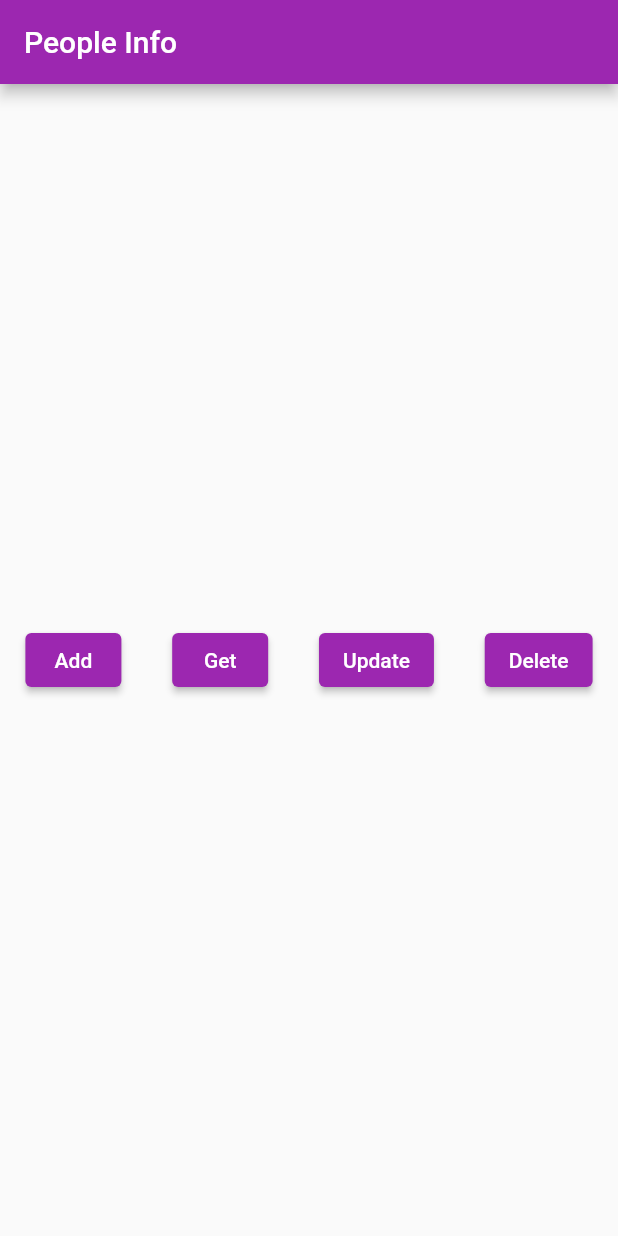
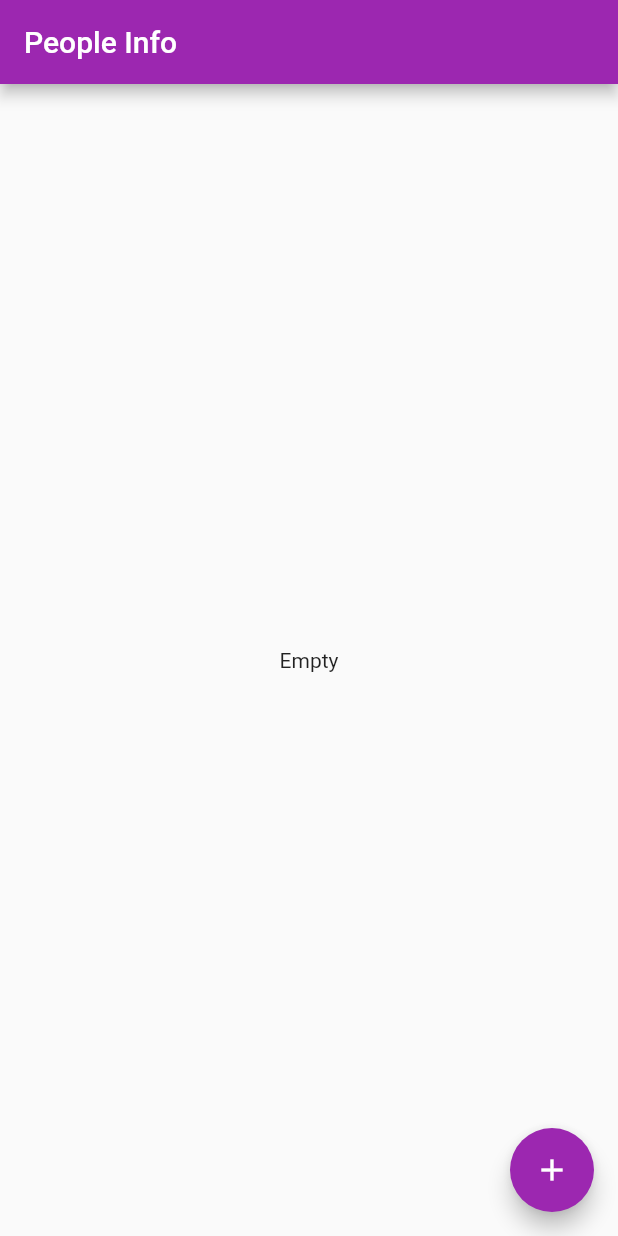
Before and after one commit to sbis04/hive_demo, a Flutter app: the screen it shows after launch, on a phone screen of 412 x 824 dp. Run offline on Flutter 3.47's test engine with Material 2 defaults, Android fonts, the phone set to English and light mode, and no system bars; our stand-ins replace hive, hive_flutter; accounts and stored records are empty.

Commit message:
Info screen

```diff
--- a/lib/screens/info_screen.dart
+++ b/lib/screens/info_screen.dart
@@ -1,5 +1,8 @@
 import 'package:flutter/material.dart';
 import 'package:hive/hive.dart';
+import 'package:hive_demo/screens/update_screen.dart';
+import 'package:hive_flutter/hive_flutter.dart';
+import 'package:hive_demo/screens/add_screen.dart';
 
 class InfoScreen extends StatefulWidget {
   @override
@@ -7,54 +10,36 @@ class InfoScreen extends StatefulWidget {
 }
 
 class _InfoScreenState extends State<InfoScreen> {
-  late final Box box;
+  late final Box contactBox;
 
-  // Add info to people box
-  _addInfo() async {
-    // Storing key-value pair
-    box.put('name', 'John');
-    box.put('country', 'Italy');
+  // // Get info from people box
+  // _getInfo() {
+  //   var name = box.get('name');
+  //   var country = box.get('country');
 
-    print('Info added to box!');
-  }
-
-  // Get info from people box
-  _getInfo() {
-    var name = box.get('name');
-    var country = box.get('country');
-
-    print('Info retrieved from box: $name ($country)');
-  }
-
-  // Update info of people box
-  _updateInfo() {
-    box.put('name', 'Mike');
-    box.put('country', 'United States');
-
-    print('Info updated in box!');
-  }
+  //   print('Info retrieved from box: $name ($country)');
+  // }
 
   // Delete info from people box
-  _deleteInfo() {
-    box.delete('name');
-    box.delete('country');
+  _deleteInfo(int index) {
+    contactBox.deleteAt(index);
 
-    print('Info deleted from box!');
+    print('Item deleted from box at index: $index');
   }
 
   @override
   void initState() {
     super.initState();
     // Get reference to an already opened box
-    box = Hive.box('peopleBox');
+    contactBox = Hive.box('peopleBox');
   }
 
-  @override
-  void dispose() {
-    // Closes all Hive boxes
-    Hive.close();
-    super.dispose();
-  }
+  // @override
+  // void dispose() {
+  //   // Closes all Hive boxes
+  //   Hive.close();
+  //   super.dispose();
+  // }
 
   @override
   Widget build(BuildContext context) {
@@ -62,40 +47,54 @@ class _InfoScreenState extends State<InfoScreen> {
       appBar: AppBar(
         title: Text('People Info'),
       ),
-      // floatingActionButton: FloatingActionButton(
-      //   onPressed: _addInfo,
-      //   tooltip: 'Increment',
-      //   child: Icon(Icons.add),
-      // ),
-      body: Center(
-        child: Row(
-          mainAxisAlignment: MainAxisAlignment.spaceAround,
-          children: [
-            ElevatedButton(
-              onPressed: _addInfo,
-              child: Text('Add'),
-            ),
-            ElevatedButton(
-              onPressed: _getInfo,
-              child: Text('Get'),
-            ),
-            ElevatedButton(
-              onPressed: _updateInfo,
-              child: Text('Update'),
-            ),
-            ElevatedButton(
-              onPressed: _deleteInfo,
-              child: Text('Delete'),
-            ),
-          ],
+      floatingActionButton: FloatingActionButton(
+        onPressed: () => Navigator.of(context).push(
+          MaterialPageRoute(
+            builder: (context) => AddScreen(),
+          ),
         ),
+        child: Icon(Icons.add),
       ),
-      // body: ListView.builder(
-      //   itemCount: 1,
-      //   itemBuilder: (context, index) {
-      //     return ListTile();
-      //   },
-      // ),
+      body: ValueListenableBuilder(
+        valueListenable: contactBox.listenable(),
+        builder: (context, Box box, widget) {
+          if (box.isEmpty) {
+            return Center(
+              child: Text('Empty'),
+            );
+          } else {
+            return ListView.builder(
+              itemCount: box.length,
+              itemBuilder: (context, index) {
+                var currentBox = box;
+                var personData = currentBox.getAt(index)!;
+
+                return InkWell(
+                  onTap: () => Navigator.of(context).push(
+                    MaterialPageRoute(
+                      builder: (context) => UpdateScreen(
+                        index: index,
+                        person: personData,
+                      ),
+                    ),
+                  ),
+                  child: ListTile(
+                    title: Text(personData.name),
+                    subtitle: Text(personData.country),
+                    trailing: IconButton(
+                      onPressed: () => _deleteInfo(index),
+                      icon: Icon(
+                        Icons.delete,
+                        color: Colors.red,
+                      ),
+                    ),
+                  ),
+                );
+              },
+            );
+          }
+        },
+      ),
     );
   }
 }
```
